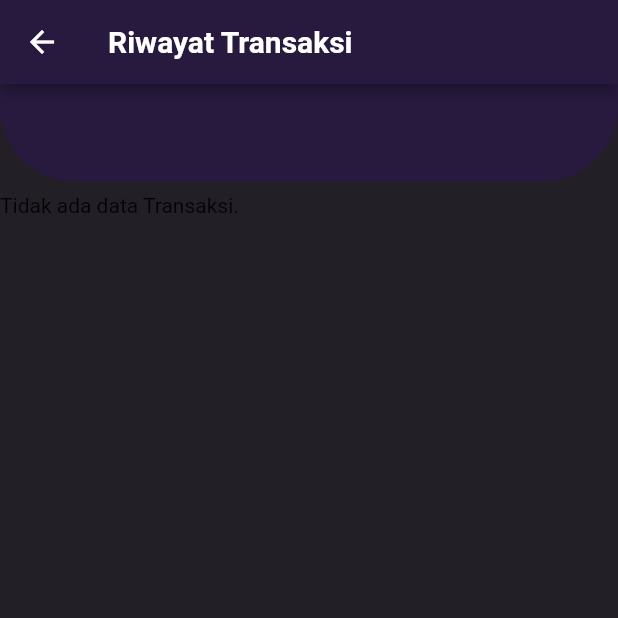
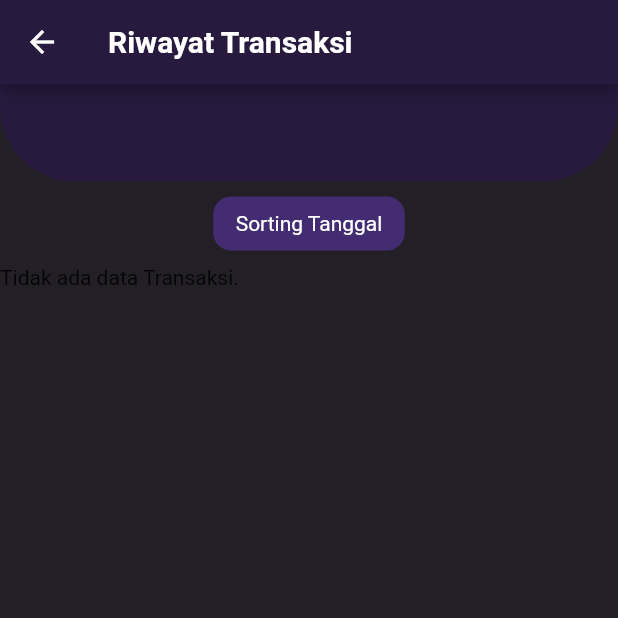
Before and after one commit to IrfanNasyakban/Manajemen-Spp-Flutter, a Flutter app: the Transaksi screen opened directly, on a phone screen of 412 x 824 dp, the top half of it. Run offline on Flutter 3.47's test engine with Material 2 defaults, Android fonts, the phone set to English and light mode, and no system bars; our stand-ins replace animated_splash_screen, firebase_auth, firebase_core, firebase_messaging, flutter_local_notifications, image_picker; accounts and stored records are empty; network calls fail.

Commit message:
update sorting

```diff
--- a/lib/transaksi.dart
+++ b/lib/transaksi.dart
@@ -1,6 +1,5 @@
 import 'package:firebase_auth/firebase_auth.dart';
 import 'package:flutter/material.dart';
-import 'package:manajemen_spp/bukti.dart';
 import 'package:manajemen_spp/dashboard.dart';
 import 'package:manajemen_spp/models.dart';
 import 'package:manajemen_spp/repository.dart';
@@ -20,6 +19,7 @@ class _TransaksiState extends State<Transaksi> {
   List<Siswa> listSiswa = [];
   Repository repositorySiswa = Repository();
   bool isLoading = true;
+  bool isSortAscending = true;
 
   getData() async {
     try {
@@ -48,6 +48,19 @@ class _TransaksiState extends State<Transaksi> {
         listSiswa = []; // Set listSiswa ke daftar kosong
       });
     }
+  }
+
+  void toggleSort() {
+    setState(() {
+      isSortAscending = !isSortAscending;
+      listBayar.sort((a, b) {
+        if (isSortAscending) {
+          return a.createdAt.compareTo(b.createdAt);
+        } else {
+          return b.createdAt.compareTo(a.createdAt);
+        }
+      });
+    });
   }
 
   @override
@@ -135,7 +148,33 @@ class _TransaksiState extends State<Transaksi> {
                 ],
               ),
             ),
-            const SizedBox(height: 8),
+            const SizedBox(height: 10),
+            Column(
+              mainAxisAlignment: MainAxisAlignment.center,
+              children: [
+                GestureDetector(
+                  onTap: () {
+                    toggleSort();
+                  },
+                  child: Container(
+                    padding:
+                        EdgeInsets.only(left: 15, right: 15, top: 10, bottom: 10),
+                    decoration: BoxDecoration(
+                      color: Color.fromARGB(255, 67, 44, 113),
+                      borderRadius: BorderRadius.circular(12),
+                    ),
+                    child: Text(
+                      'Sorting Tanggal',
+                      style: TextStyle(
+                        color: Colors.white,
+                        fontSize: 14,
+                      ),
+                    ),
+                  ),
+                ),
+                const SizedBox(height: 10),
+              ],
+            ),
             if (isLoading)
               Center(
                 child:
@@ -147,12 +186,9 @@ class _TransaksiState extends State<Transaksi> {
                   padding: const EdgeInsets.only(right: 8, left: 8, bottom: 8),
                   child: GestureDetector(
                     onTap: () {
-                        Navigator.of(context)
-                          .popAndPushNamed('/bukti', arguments: [
-                        bayar.id.toString(),
-                        bayar.image
-                      ]);
-                      },
+                      Navigator.of(context).popAndPushNamed('/bukti',
+                          arguments: [bayar.id.toString(), bayar.image]);
+                    },
                     child: Container(
                       decoration: BoxDecoration(
                         color: Color.fromARGB(255, 40, 26, 63),
```
